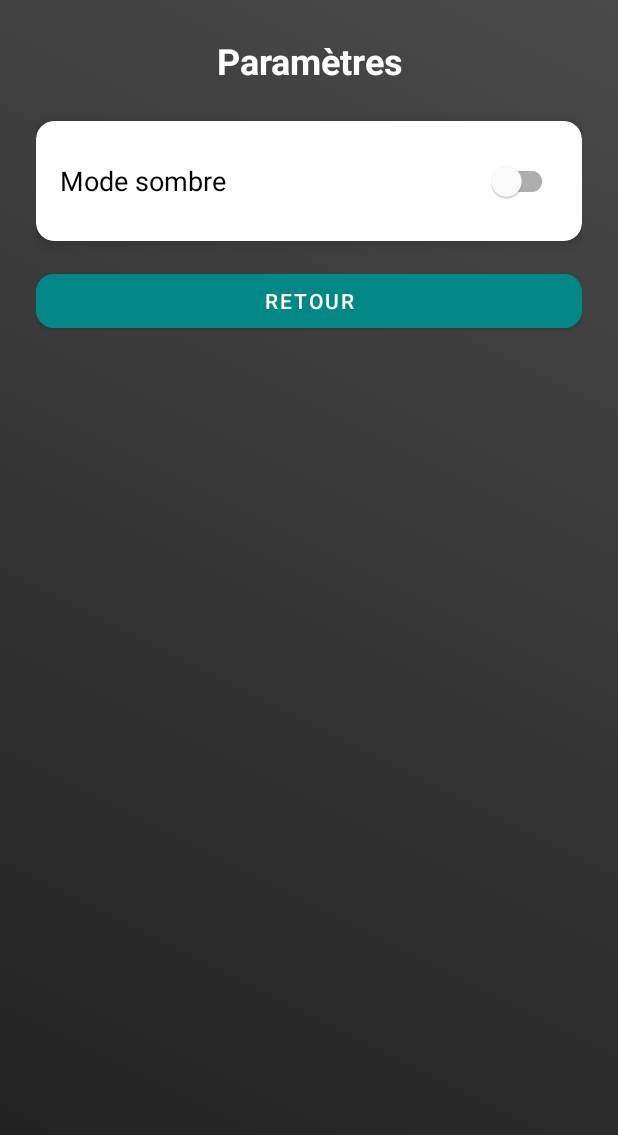
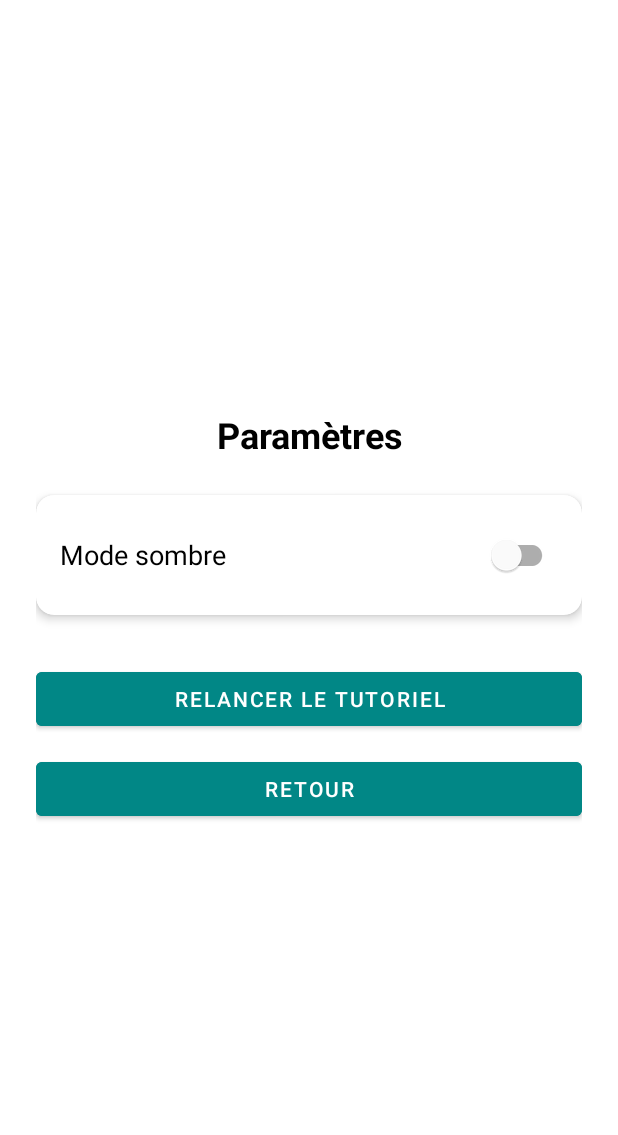
Before and after one commit to Massil1099/BiblioScan-GroupeA, an Android app: the FragmentAccueil screen opened through its navigation route, after a tap on "Ouvrir les paramètres", on a phone screen of 412 x 824 dp. Shown: the top 1135 px of the screen. Run offline under Robolectric (Android 15) with nearby library versions, the light colour scheme and no system bars; our stand-ins replace data binding; libraries missing offline, so code that uses them is left out: uk.co.samuelwall; 2 statements that could not run were skipped.

Commit message:
Ajout d'un tutoriel dans le fragment d'accueil et adaptation du tutoriel au deux modes de l'applications

```diff
--- a/app/build.gradle.kts
+++ b/app/build.gradle.kts
@@ -100,7 +100,10 @@ dependencies {
     implementation ("org.jetbrains.kotlinx:kotlinx-coroutines-android:1.7.3")
     implementation("org.jetbrains.kotlinx:kotlinx-coroutines-play-services:1.7.3")
 
-
+    //TargetView
+    implementation(libs.tap.target.view)
+    implementation(libs.materialtap)
+    implementation(libs.material.tap.target.prompt)
 
     //Serveur local avec Room
 
--- a/app/src/main/java/com/example/biblioscan/MainActivity.kt
+++ b/app/src/main/java/com/example/biblioscan/MainActivity.kt
@@ -4,20 +4,28 @@ import android.os.Bundle
 import androidx.appcompat.app.AppCompatActivity
 import androidx.appcompat.app.AppCompatDelegate
 import androidx.navigation.fragment.NavHostFragment
-import com.example.biblioscan.session.ThemePreferenceManager
+import com.example.biblioscan.databinding.ActivityMainBinding
+import com.example.biblioscan.shared.ThemePreferenceManager
 
 class MainActivity : AppCompatActivity() {
+
+    private lateinit var binding: ActivityMainBinding
+
     override fun onCreate(savedInstanceState: Bundle?) {
-        val themePref = ThemePreferenceManager(this)
+        // Charger le mode sombre/claire avant d’attacher le layout
+        val isDarkMode = ThemePreferenceManager(this).isDarkMode()
         AppCompatDelegate.setDefaultNightMode(
-            if (themePref.isDarkMode()) AppCompatDelegate.MODE_NIGHT_YES else AppCompatDelegate.MODE_NIGHT_NO
+            if (isDarkMode) AppCompatDelegate.MODE_NIGHT_YES
+            else AppCompatDelegate.MODE_NIGHT_NO
         )
+
         super.onCreate(savedInstanceState)
-        setContentView(R.layout.activity_main)
+        binding = ActivityMainBinding.inflate(layoutInflater)
+        setContentView(binding.root)
 
+        // Configuration du NavHost
         val navHostFragment =
             supportFragmentManager.findFragmentById(R.id.nav_host_fragment) as NavHostFragment
         val navController = navHostFragment.navController
     }
-
 }
--- a/app/src/main/java/com/example/biblioscan/fragments/FragmentAccueil.kt
+++ b/app/src/main/java/com/example/biblioscan/fragments/FragmentAccueil.kt
@@ -2,20 +2,24 @@ package com.example.biblioscan.fragments
 
 import android.os.Bundle
 import android.view.*
+import androidx.core.content.ContextCompat
 import androidx.fragment.app.Fragment
 import androidx.lifecycle.lifecycleScope
 import androidx.navigation.fragment.findNavController
 import com.example.biblioscan.R
 import com.example.biblioscan.databinding.FragmentAccueilBinding
 import com.example.biblioscan.session.UserSessionManager
+import com.example.biblioscan.shared.TutorialManager
 import kotlinx.coroutines.flow.first
 import kotlinx.coroutines.launch
+import uk.co.samuelwall.materialtaptargetprompt.MaterialTapTargetPrompt
 
 class FragmentAccueil : Fragment() {
 
     private var _binding: FragmentAccueilBinding? = null
     private val binding get() = _binding!!
     private lateinit var sessionManager: UserSessionManager
+    private lateinit var tutorialManager: TutorialManager
 
     override fun onCreateView(
         inflater: LayoutInflater, container: ViewGroup?,
@@ -23,6 +27,7 @@ class FragmentAccueil : Fragment() {
     ): View {
         _binding = FragmentAccueilBinding.inflate(inflater, container, false)
         sessionManager = UserSessionManager(requireContext())
+        tutorialManager = TutorialManager(requireContext())
         return binding.root
     }
 
@@ -30,16 +35,21 @@ class FragmentAccueil : Fragment() {
         super.onViewCreated(view, savedInstanceState)
 
         lifecycleScope.launch {
-            val username = sessionManager.getUsername().first()
+            val username = sessionManager.getUsername().first() ?: "guest"
             val isGuest = username == "guest"
 
-            // Cacher favoris/historique si invité
             if (isGuest) {
                 binding.historyButton.visibility = View.GONE
                 binding.favoritesButton.visibility = View.GONE
             }
 
             setupNavigation()
+
+            if (!tutorialManager.hasSeenTutorial()) {
+                binding.root.postDelayed({
+                    showTutorial(username)
+                }, 500)
+            }
         }
     }
 
@@ -68,6 +78,47 @@ class FragmentAccueil : Fragment() {
         }
     }
 
+    private fun showTutorial(username: String) {
+        val steps = mutableListOf<Pair<View, Pair<String, String>>>()
+
+        steps.add(binding.cameraButton to ("Scanner un livre" to "Appuyez ici pour lancer la détection de livres."))
+
+        if (username != "guest") {
+            steps.add(binding.favoritesButton to ("Favoris" to "Retrouvez ici vos livres enregistrés."))
+            steps.add(binding.historyButton to ("Historique" to "Consultez l'historique de vos lectures."))
+        }
+
+        steps.add(binding.settingsButton to ("Paramètres" to "Accédez aux paramètres de l'application."))
+        steps.add(
+            binding.authButton to (
+                    (if (username == "guest") "Connexion" else "Déconnexion") to
+                            (if (username == "guest") "Connectez-vous à votre compte ici." else "Déconnectez-vous de l'application.")
+                    )
+        )
+
+        showTutorialSteps(steps, 0)
+    }
+
+    private fun showTutorialSteps(steps: List<Pair<View, Pair<String, String>>>, index: Int) {
+        if (index >= steps.size) {
+            tutorialManager.setTutorialSeen()
+            return
+        }
+
+        val (view, texts) = steps[index]
+        MaterialTapTargetPrompt.Builder(requireActivity())
+            .setTarget(view)
+            .setPrimaryText(texts.first)
+            .setSecondaryText(texts.second)
+            .setBackgroundColour(ContextCompat.getColor(requireContext(), R.color.teal_700))
+            .setPromptStateChangeListener { _, state ->
+                if (state == MaterialTapTargetPrompt.STATE_DISMISSED || state == MaterialTapTargetPrompt.STATE_FINISHED) {
+                    showTutorialSteps(steps, index + 1)
+                }
+            }
+            .show()
+    }
+
     override fun onDestroyView() {
         super.onDestroyView()
         _binding = null
--- a/app/src/main/java/com/example/biblioscan/fragments/FragmentParametres.kt
+++ b/app/src/main/java/com/example/biblioscan/fragments/FragmentParametres.kt
@@ -1,55 +1,56 @@
 package com.example.biblioscan.fragments
 
-import android.content.Context
 import android.os.Bundle
-import android.view.LayoutInflater
-import android.view.View
-import android.view.ViewGroup
+import android.view.*
 import androidx.appcompat.app.AppCompatDelegate
 import androidx.fragment.app.Fragment
 import androidx.navigation.fragment.findNavController
 import com.example.biblioscan.databinding.FragmentParametresBinding
+import com.example.biblioscan.shared.ThemePreferenceManager
+import com.example.biblioscan.shared.TutorialManager
 
 class FragmentParametres : Fragment() {
 
     private var _binding: FragmentParametresBinding? = null
     private val binding get() = _binding!!
-    private val PREFS_NAME = "theme_prefs"
-    private val KEY_DARK_MODE = "dark_mode"
+    private lateinit var tutorialManager: TutorialManager
+    private lateinit var themeManager: ThemePreferenceManager
 
     override fun onCreateView(
         inflater: LayoutInflater, container: ViewGroup?,
         savedInstanceState: Bundle?
     ): View {
         _binding = FragmentParametresBinding.inflate(inflater, container, false)
+        tutorialManager = TutorialManager(requireContext())
+        themeManager = ThemePreferenceManager(requireContext())
         return binding.root
     }
 
     override fun onViewCreated(view: View, savedInstanceState: Bundle?) {
         super.onViewCreated(view, savedInstanceState)
 
-        val prefs = requireContext().getSharedPreferences(PREFS_NAME, Context.MODE_PRIVATE)
-        val isDarkMode = prefs.getBoolean(KEY_DARK_MODE, false)
+        // Initialiser l'état du switch avec les préférences
+        binding.darkModeSwitch.isChecked = themeManager.isDarkMode()
 
-        binding.darkModeSwitch.isChecked = isDarkMode
-
+        // Gérer le changement de thème
         binding.darkModeSwitch.setOnCheckedChangeListener { _, isChecked ->
-            val editor = prefs.edit()
-            editor.putBoolean(KEY_DARK_MODE, isChecked)
-            editor.apply()
-
+            themeManager.setDarkMode(isChecked)
             AppCompatDelegate.setDefaultNightMode(
-                if (isChecked)
-                    AppCompatDelegate.MODE_NIGHT_YES
-                else
-                    AppCompatDelegate.MODE_NIGHT_NO
+                if (isChecked) AppCompatDelegate.MODE_NIGHT_YES
+                else AppCompatDelegate.MODE_NIGHT_NO
             )
-
-            // Redémarrage de l'activité pour appliquer le thème
+            // Nécessaire pour appliquer immédiatement
             requireActivity().recreate()
         }
 
+        // Bouton retour
         binding.backButton.setOnClickListener {
+            findNavController().popBackStack()
+        }
+
+        // Bouton pour relancer le tutoriel
+        binding.restartTutorialButton.setOnClickListener {
+            tutorialManager.resetTutorial()
             findNavController().popBackStack()
         }
     }
--- a/app/src/main/java/com/example/biblioscan/session/ThemePreferenceManager.kt
+++ b/app/src/main/java/com/example/biblioscan/shared/ThemePreferenceManager.kt
@@ -1,4 +1,4 @@
-package com.example.biblioscan.session
+package com.example.biblioscan.shared
 
 import android.content.Context
 import android.content.SharedPreferences
@@ -6,7 +6,9 @@ import android.content.SharedPreferences
 class ThemePreferenceManager(context: Context) {
     private val prefs: SharedPreferences = context.getSharedPreferences("theme_prefs", Context.MODE_PRIVATE)
 
-    fun isDarkMode(): Boolean = prefs.getBoolean("dark_mode", false)
+    fun isDarkMode(): Boolean {
+        return prefs.getBoolean("dark_mode", false)
+    }
 
     fun setDarkMode(enabled: Boolean) {
         prefs.edit().putBoolean("dark_mode", enabled).apply()
--- /dev/null
+++ b/app/src/main/java/com/example/biblioscan/shared/TutorialManager.kt
@@ -0,0 +1,21 @@
+package com.example.biblioscan.shared
+
+import android.content.Context
+import android.content.SharedPreferences
+import androidx.core.content.edit
+
+class TutorialManager(context: Context) {
+    private val prefs: SharedPreferences = context.getSharedPreferences("tutorial_prefs", Context.MODE_PRIVATE)
+
+    fun hasSeenTutorial(): Boolean {
+        return prefs.getBoolean("seen_tutorial", false)
+    }
+
+    fun setTutorialSeen() {
+        prefs.edit() { putBoolean("seen_tutorial", true) }
+    }
+
+    fun resetTutorial() {
+        prefs.edit() { putBoolean("seen_tutorial", false) }
+    }
+}
--- a/app/src/main/res/layout/fragment_accueil.xml
+++ b/app/src/main/res/layout/fragment_accueil.xml
@@ -74,13 +74,13 @@
             android:layout_width="match_parent"
             android:layout_height="wrap_content"
             android:layout_marginBottom="16dp"
-            android:text="Authentification"
+            android:text="Authentification / Déconnexion"
             android:contentDescription="Gérer votre authentification"
             android:focusable="true"
             app:icon="@drawable/ic_auth"
             app:iconTint="?attr/colorOnPrimary"
             app:iconGravity="textStart"
-            app:iconPadding="12dp" />
+            app:iconPadding="2dp" />
 
         <com.google.android.material.button.MaterialButton
             android:id="@+id/camera_button"
--- a/app/src/main/res/layout/fragment_camera.xml
+++ b/app/src/main/res/layout/fragment_camera.xml
@@ -3,7 +3,7 @@
     android:layout_width="match_parent"
     android:layout_height="match_parent"
     android:orientation="vertical"
-    android:background="?attr/colorBackground"
+    android:background="?android:colorBackground"
     android:padding="16dp"
     android:gravity="center"
     android:baselineAligned="false"
@@ -51,5 +51,4 @@
         android:importantForAccessibility="yes"
         android:focusable="true"
         android:contentDescription="Bouton retour" />
-
 </LinearLayout>
--- a/app/src/main/res/layout/fragment_parametres.xml
+++ b/app/src/main/res/layout/fragment_parametres.xml
@@ -9,7 +9,8 @@
         android:layout_height="match_parent"
         android:orientation="vertical"
         android:padding="24dp"
-        android:background="@drawable/background_gradient">
+        android:background="?attr/colorBackground"
+        android:gravity="center">
 
         <TextView
             android:layout_width="match_parent"
@@ -17,17 +18,18 @@
             android:text="Paramètres"
             android:textSize="24sp"
             android:textStyle="bold"
-            android:textColor="@color/white"
+            android:textColor="?attr/colorOnBackground"
             android:gravity="center"
             android:layout_marginBottom="24dp" />
 
+        <!-- Mode sombre -->
         <androidx.cardview.widget.CardView
             android:layout_width="match_parent"
             android:layout_height="wrap_content"
             app:cardCornerRadius="12dp"
-            app:cardElevation="6dp"
-            android:layout_marginBottom="16dp"
-            android:backgroundTint="@android:color/white">
+            app:cardElevation="4dp"
+            app:cardBackgroundColor="?attr/colorSurface"
+            android:layout_marginBottom="16dp">
 
             <LinearLayout
                 android:layout_width="match_parent"
@@ -42,22 +44,31 @@
                     android:layout_weight="1"
                     android:text="Mode sombre"
                     android:textSize="18sp"
-                    android:textColor="@android:color/black" />
+                    android:textColor="?attr/colorOnSurface" />
 
                 <com.google.android.material.switchmaterial.SwitchMaterial
                     android:id="@+id/darkModeSwitch"
                     android:layout_width="wrap_content"
-                    android:layout_height="wrap_content"
-                    android:checked="false" />
+                    android:layout_height="wrap_content" />
             </LinearLayout>
         </androidx.cardview.widget.CardView>
 
         <Button
-            android:id="@+id/backButton"
-            style="@style/BiblioScan.Button.Filled"
+            android:id="@+id/restartTutorialButton"
             android:layout_width="match_parent"
             android:layout_height="wrap_content"
-            android:text="Retour" />
+            android:text="Relancer le tutoriel"
+            android:layout_marginTop="16dp"
+            android:backgroundTint="?attr/colorPrimary"
+            android:textColor="?attr/colorOnPrimary" />
 
+        <Button
+            android:id="@+id/backButton"
+            android:layout_width="match_parent"
+            android:layout_height="wrap_content"
+            android:text="Retour"
+            android:layout_marginTop="12dp"
+            android:backgroundTint="?attr/colorPrimary"
+            android:textColor="?attr/colorOnPrimary" />
     </LinearLayout>
 </layout>
--- a/app/src/main/res/values-night/themes.xml
+++ b/app/src/main/res/values-night/themes.xml
@@ -6,7 +6,7 @@
 
         <item name="android:colorBackground">@color/colorBackground</item>
         <item name="colorOnBackground">@color/colorOnBackground</item>
-
+        <item name="colorBackground">@android:color/black</item>
         <item name="buttonStyle">@style/BiblioScan.Button.Filled</item>
     </style>
 </resources>
--- a/app/src/main/res/values/themes.xml
+++ b/app/src/main/res/values/themes.xml
@@ -3,6 +3,7 @@
         <item name="colorPrimary">@color/colorPrimary</item>
         <item name="colorOnPrimary">@color/colorOnPrimary</item>
         <item name="android:statusBarColor">@color/colorPrimary</item>
+        <item name="colorBackground">@android:color/white</item>
 
         <item name="android:colorBackground">@color/colorBackground</item>
         <item name="colorOnBackground">@color/colorOnBackground</item>
--- a/gradle/libs.versions.toml
+++ b/gradle/libs.versions.toml
@@ -22,6 +22,7 @@ cameraView = "1.4.2"
 navigationFragmentKtx = "2.8.9"
 textRecognition = "16.0.1"
 lottie = "6.3.0"
+tapTarget = "1.13.3"
 
 
 [libraries]
@@ -48,6 +49,9 @@ androidx-camera-lifecycle = { group = "androidx.camera", name = "camera-lifecycl
 androidx-camera-view = { group = "androidx.camera", name = "camera-view", version.ref = "cameraView" }
 text-recognition = { module = "com.google.mlkit:text-recognition", version.ref = "textRecognition" }
 lottie = { module = "com.airbnb.android:lottie", version.ref = "lottie" }
+tap-target-view = { module = "com.getkeepsafe.taptargetview:taptargetview", version.ref = "tapTarget" }
+materialtap = { group = "uk.co.samuelwall", name = "material-tap-target-prompt", version = "3.3.2" }
+material-tap-target-prompt = { module = "uk.co.samuelwall:material-tap-target-prompt", version = "3.3.2" }
 
 [plugins]
 android-application = { id = "com.android.application", version.ref = "agp" }
```
Also changed, not shown: app/src/main/java/com/example/biblioscan/shared/ThemeManager.kt (added, +25 -0 lines), app/src/main/res/layout/fragment_resultat.xml (+10 -1 lines), app/src/main/res/values/strings.xml (+4 -16 lines).
